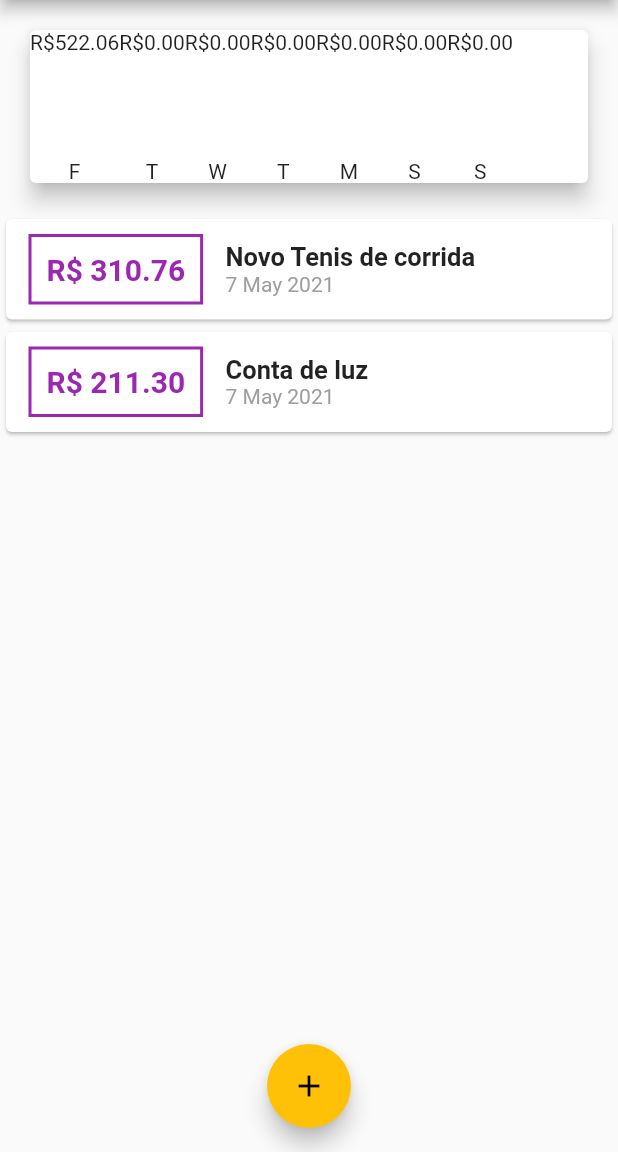
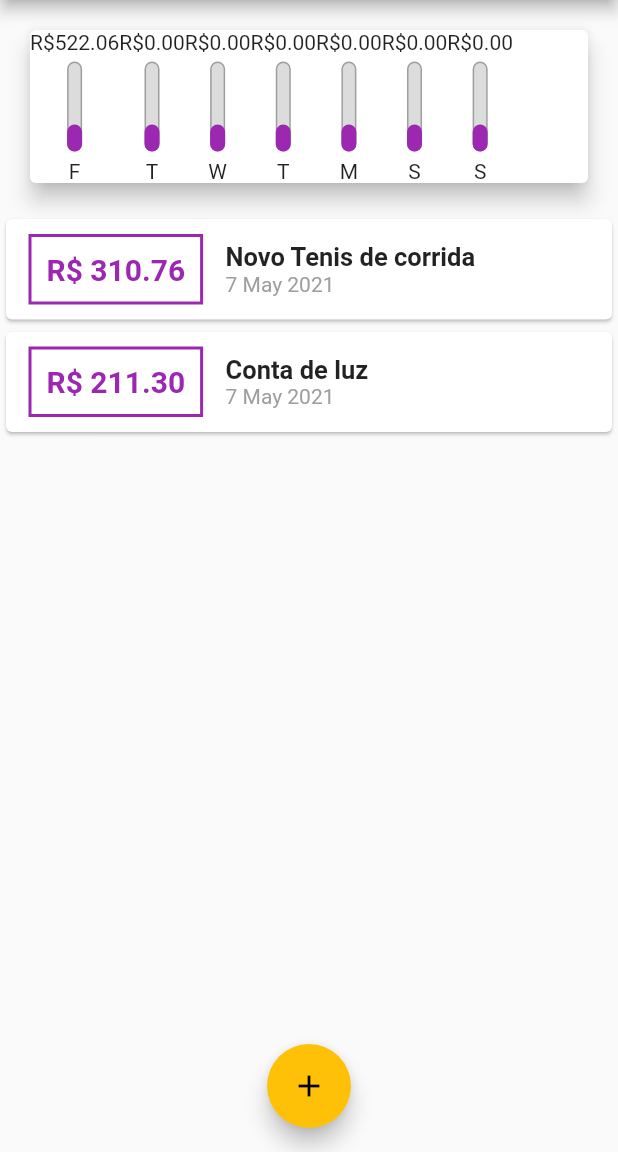
Before and after one commit to elizeurjr/MyExpenses, a Flutter app: the screen it shows after launch, on a phone screen of 412 x 824 dp, the part 84-1236 px from its top. Run offline on Flutter 3.47's test engine with Material 2 defaults, Android fonts, the phone set to English and light mode, and no system bars; Roboto replaces fonts that are missing (OpenSans, Quicksand).

Commit message:
fill the chart bar with chart component

```diff
--- a/lib/components/chart.dart
+++ b/lib/components/chart.dart
@@ -46,6 +46,7 @@ class Chart extends StatelessWidget {
           return ChartBar(
             label: tr['day'],
             value: tr['value'],
+            percentage: 0.3,
           );
         }).toList(),
       ),
--- a/lib/components/chart_bar.dart
+++ b/lib/components/chart_bar.dart
@@ -19,7 +19,30 @@ class ChartBar extends StatelessWidget {
         Container(
           height: 60,
           width: 10,
-          child: null,
+          child: Stack(
+            alignment: Alignment.bottomCenter,
+            children: <Widget>[
+              Container(
+                decoration: BoxDecoration(
+                  border: Border.all(
+                    color: Colors.grey,
+                    width: 1.0,
+                  ),
+                  color: Color.fromRGBO(220, 220, 220, 1),
+                  borderRadius: BorderRadius.circular(5),
+                ),
+              ),
+              FractionallySizedBox(
+                heightFactor: percentage,
+                child: Container(
+                  decoration: BoxDecoration(
+                    color: Theme.of(context).primaryColor,
+                    borderRadius: BorderRadius.circular(5),
+                  ),
+                ),
+              )
+            ],
+          ),
         ),
         SizedBox(height: 5),
         Text(label),
```
